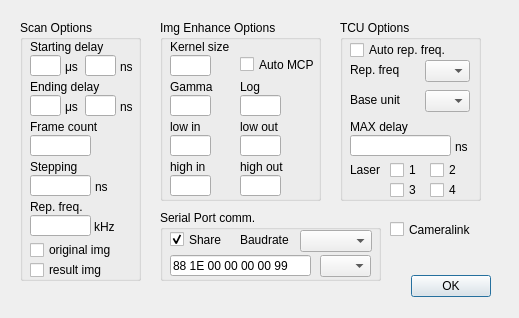
Qt form settings.ui (yilp7/img_proc_demo) before a commit.
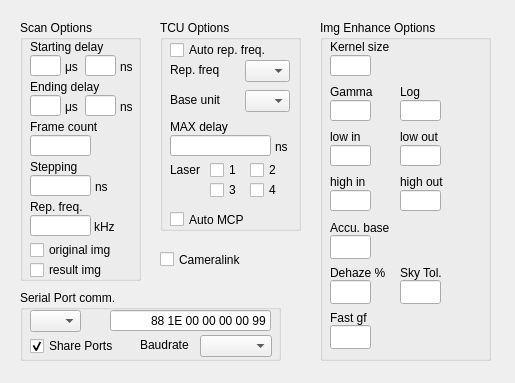
The same form after that commit.

Diff of the .ui file:
```diff
--- a/settings.ui
+++ b/settings.ui
@@ -6,35 +6,13 @@
    <rect>
     <x>0</x>
     <y>0</y>
-    <width>519</width>
-    <height>318</height>
+    <width>515</width>
+    <height>383</height>
    </rect>
   </property>
   <property name="windowTitle">
    <string>Dialog</string>
   </property>
-  <widget class="QDialogButtonBox" name="USER_BTN_GRP">
-   <property name="geometry">
-    <rect>
-     <x>410</x>
-     <y>270</y>
-     <width>81</width>
-     <height>32</height>
-    </rect>
-   </property>
-   <property name="sizePolicy">
-    <sizepolicy hsizetype="Fixed" vsizetype="Fixed">
-     <horstretch>0</horstretch>
-     <verstretch>0</verstretch>
-    </sizepolicy>
-   </property>
-   <property name="orientation">
-    <enum>Qt::Horizontal</enum>
-   </property>
-   <property name="standardButtons">
-    <set>QDialogButtonBox::Ok</set>
-   </property>
-  </widget>
   <widget class="QGroupBox" name="SCAN_GRP">
    <property name="geometry">
     <rect>
@@ -59,6 +37,9 @@
     <property name="text">
      <string/>
     </property>
+    <property name="alignment">
+     <set>Qt::AlignRight|Qt::AlignTrailing|Qt::AlignVCenter</set>
+    </property>
    </widget>
    <widget class="QLabel" name="START_LBL">
     <property name="geometry">
@@ -95,6 +76,9 @@
       <height>21</height>
      </rect>
     </property>
+    <property name="alignment">
+     <set>Qt::AlignRight|Qt::AlignTrailing|Qt::AlignVCenter</set>
+    </property>
    </widget>
    <widget class="QLabel" name="FRAME_LBL">
     <property name="geometry">
@@ -118,6 +102,9 @@
       <height>21</height>
      </rect>
     </property>
+    <property name="alignment">
+     <set>Qt::AlignRight|Qt::AlignTrailing|Qt::AlignVCenter</set>
+    </property>
    </widget>
    <widget class="QLabel" name="STEP_LBL">
     <property name="geometry">
@@ -141,6 +128,9 @@
       <height>21</height>
      </rect>
     </property>
+    <property name="alignment">
+     <set>Qt::AlignRight|Qt::AlignTrailing|Qt::AlignVCenter</set>
+    </property>
    </widget>
    <widget class="QLabel" name="UNIT_NS">
     <property name="geometry">
@@ -203,6 +193,9 @@
       <height>21</height>
      </rect>
     </property>
+    <property name="alignment">
+     <set>Qt::AlignRight|Qt::AlignTrailing|Qt::AlignVCenter</set>
+    </property>
    </widget>
    <widget class="QLabel" name="FREQ_LBL">
     <property name="geometry">
@@ -255,6 +248,9 @@
     <property name="text">
      <string/>
     </property>
+    <property name="alignment">
+     <set>Qt::AlignRight|Qt::AlignTrailing|Qt::AlignVCenter</set>
+    </property>
    </widget>
    <widget class="QLineEdit" name="END_POS_EDIT_U">
     <property name="geometry">
@@ -265,6 +261,9 @@
       <height>21</height>
      </rect>
     </property>
+    <property name="alignment">
+     <set>Qt::AlignRight|Qt::AlignTrailing|Qt::AlignVCenter</set>
+    </property>
    </widget>
    <widget class="QLabel" name="UNIT_US_2">
     <property name="geometry">
@@ -296,10 +295,10 @@
   <widget class="QGroupBox" name="ENHANCE_GROUP">
    <property name="geometry">
     <rect>
-     <x>160</x>
+     <x>320</x>
      <y>20</y>
-     <width>161</width>
-     <height>181</height>
+     <width>171</width>
+     <height>341</height>
     </rect>
    </property>
    <property name="title">
@@ -314,6 +313,9 @@
       <height>21</height>
      </rect>
     </property>
+    <property name="alignment">
+     <set>Qt::AlignRight|Qt::AlignTrailing|Qt::AlignVCenter</set>
+    </property>
    </widget>
    <widget class="QLabel" name="KERNEL_SIZE">
     <property name="geometry">
@@ -332,57 +334,72 @@
     <property name="geometry">
      <rect>
       <x>10</x>
-      <y>115</y>
+      <y>125</y>
       <width>41</width>
       <height>21</height>
      </rect>
     </property>
+    <property name="alignment">
+     <set>Qt::AlignRight|Qt::AlignTrailing|Qt::AlignVCenter</set>
+    </property>
    </widget>
    <widget class="QLineEdit" name="LOW_OUT_EDIT">
     <property name="geometry">
      <rect>
       <x>80</x>
-      <y>115</y>
+      <y>125</y>
       <width>41</width>
       <height>21</height>
      </rect>
     </property>
+    <property name="alignment">
+     <set>Qt::AlignRight|Qt::AlignTrailing|Qt::AlignVCenter</set>
+    </property>
    </widget>
    <widget class="QLineEdit" name="HIGH_IN_EDIT">
     <property name="geometry">
      <rect>
       <x>10</x>
-      <y>155</y>
+      <y>170</y>
       <width>41</width>
       <height>21</height>
      </rect>
     </property>
+    <property name="alignment">
+     <set>Qt::AlignRight|Qt::AlignTrailing|Qt::AlignVCenter</set>
+    </property>
    </widget>
    <widget class="QLineEdit" name="HIGH_OUT_EDIT">
     <property name="geometry">
      <rect>
       <x>80</x>
-      <y>155</y>
+      <y>170</y>
       <width>41</width>
       <height>21</height>
      </rect>
     </property>
+    <property name="alignment">
+     <set>Qt::AlignRight|Qt::AlignTrailing|Qt::AlignVCenter</set>
+    </property>
    </widget>
    <widget class="QLineEdit" name="GAMMA_EDIT">
     <property name="geometry">
      <rect>
       <x>10</x>
-      <y>75</y>
+      <y>80</y>
       <width>41</width>
       <height>21</height>
      </rect>
     </property>
+    <property name="alignment">
+     <set>Qt::AlignRight|Qt::AlignTrailing|Qt::AlignVCenter</set>
+    </property>
    </widget>
    <widget class="QLabel" name="LOW_IN">
     <property name="geometry">
      <rect>
       <x>10</x>
-      <y>100</y>
+      <y>110</y>
       <width>60</width>
       <height>13</height>
      </rect>
@@ -395,7 +412,7 @@
     <property name="geometry">
      <rect>
       <x>10</x>
-      <y>140</y>
+      <y>155</y>
       <width>60</width>
       <height>14</height>
      </rect>
@@ -408,7 +425,7 @@
     <property name="geometry">
      <rect>
       <x>80</x>
-      <y>100</y>
+      <y>110</y>
       <width>60</width>
       <height>14</height>
      </rect>
@@ -421,7 +438,7 @@
     <property name="geometry">
      <rect>
       <x>80</x>
-      <y>140</y>
+      <y>155</y>
       <width>60</width>
       <height>14</height>
      </rect>
@@ -434,7 +451,7 @@
     <property name="geometry">
      <rect>
       <x>10</x>
-      <y>60</y>
+      <y>65</y>
       <width>60</width>
       <height>14</height>
      </rect>
@@ -447,17 +464,20 @@
     <property name="geometry">
      <rect>
       <x>80</x>
-      <y>75</y>
+      <y>80</y>
       <width>41</width>
       <height>21</height>
      </rect>
     </property>
+    <property name="alignment">
+     <set>Qt::AlignRight|Qt::AlignTrailing|Qt::AlignVCenter</set>
+    </property>
    </widget>
    <widget class="QLabel" name="LOG">
     <property name="geometry">
      <rect>
       <x>80</x>
-      <y>60</y>
+      <y>65</y>
       <width>60</width>
       <height>14</height>
      </rect>
@@ -466,27 +486,209 @@
      <string>Log</string>
     </property>
    </widget>
-   <widget class="QCheckBox" name="AUTO_MCP_CHK">
+   <widget class="QLabel" name="ACCU_BASE">
     <property name="geometry">
      <rect>
-      <x>80</x>
-      <y>35</y>
+      <x>10</x>
+      <y>200</y>
       <width>81</width>
-      <height>19</height>
+      <height>16</height>
      </rect>
     </property>
     <property name="text">
-     <string>Auto MCP</string>
+     <string>Accu. base</string>
     </property>
    </widget>
+   <widget class="QLineEdit" name="ACCU_BASE_EDIT">
+    <property name="geometry">
+     <rect>
+      <x>10</x>
+      <y>215</y>
+      <width>41</width>
+      <height>24</height>
+     </rect>
+    </property>
+    <property name="alignment">
+     <set>Qt::AlignRight|Qt::AlignTrailing|Qt::AlignVCenter</set>
+    </property>
+   </widget>
+   <widget class="QLineEdit" name="DEHAZE_PCT_EDIT">
+    <property name="geometry">
+     <rect>
+      <x>10</x>
+      <y>260</y>
+      <width>41</width>
+      <height>24</height>
+     </rect>
+    </property>
+    <property name="alignment">
+     <set>Qt::AlignRight|Qt::AlignTrailing|Qt::AlignVCenter</set>
+    </property>
+   </widget>
+   <widget class="QLabel" name="DEHAZE_PCT">
+    <property name="geometry">
+     <rect>
+      <x>10</x>
+      <y>245</y>
+      <width>71</width>
+      <height>16</height>
+     </rect>
+    </property>
+    <property name="text">
+     <string>Dehaze %</string>
+    </property>
+   </widget>
+   <widget class="QLabel" name="SKY_TOLERANCE">
+    <property name="geometry">
+     <rect>
+      <x>80</x>
+      <y>245</y>
+      <width>61</width>
+      <height>16</height>
+     </rect>
+    </property>
+    <property name="text">
+     <string>Sky Tol.</string>
+    </property>
+   </widget>
+   <widget class="QLineEdit" name="SKY_TOLERANCE_EDIT">
+    <property name="geometry">
+     <rect>
+      <x>80</x>
+      <y>260</y>
+      <width>41</width>
+      <height>24</height>
+     </rect>
+    </property>
+    <property name="alignment">
+     <set>Qt::AlignRight|Qt::AlignTrailing|Qt::AlignVCenter</set>
+    </property>
+   </widget>
+   <widget class="QLineEdit" name="FAST_GF_EDIT">
+    <property name="geometry">
+     <rect>
+      <x>10</x>
+      <y>305</y>
+      <width>41</width>
+      <height>24</height>
+     </rect>
+    </property>
+    <property name="alignment">
+     <set>Qt::AlignRight|Qt::AlignTrailing|Qt::AlignVCenter</set>
+    </property>
+   </widget>
+   <widget class="QLabel" name="FAST_GF">
+    <property name="geometry">
+     <rect>
+      <x>10</x>
+      <y>290</y>
+      <width>61</width>
+      <height>16</height>
+     </rect>
+    </property>
+    <property name="text">
+     <string>Fast gf</string>
+    </property>
+   </widget>
+  </widget>
+  <widget class="QGroupBox" name="SERIAL_COMM_GRP">
+   <property name="geometry">
+    <rect>
+     <x>20</x>
+     <y>290</y>
+     <width>261</width>
+     <height>71</height>
+    </rect>
+   </property>
+   <property name="title">
+    <string>Serial Port comm.</string>
+   </property>
+   <widget class="QComboBox" name="COM_LIST">
+    <property name="geometry">
+     <rect>
+      <x>10</x>
+      <y>20</y>
+      <width>51</width>
+      <height>22</height>
+     </rect>
+    </property>
+   </widget>
+   <widget class="QCheckBox" name="SHARE_CHK">
+    <property name="geometry">
+     <rect>
+      <x>10</x>
+      <y>45</y>
+      <width>101</width>
+      <height>22</height>
+     </rect>
+    </property>
+    <property name="text">
+     <string>Share Ports</string>
+    </property>
+    <property name="checked">
+     <bool>true</bool>
+    </property>
+   </widget>
+   <widget class="QComboBox" name="BAUDRATE_LIST">
+    <property name="geometry">
+     <rect>
+      <x>180</x>
+      <y>45</y>
+      <width>72</width>
+      <height>22</height>
+     </rect>
+    </property>
+   </widget>
+   <widget class="QLabel" name="BAUDRATE">
+    <property name="geometry">
+     <rect>
+      <x>120</x>
+      <y>47</y>
+      <width>61</width>
+      <height>16</height>
+     </rect>
+    </property>
+    <property name="text">
+     <string>Baudrate</string>
+    </property>
+   </widget>
+   <widget class="QLineEdit" name="COM_DATA_EDT">
+    <property name="geometry">
+     <rect>
+      <x>90</x>
+      <y>20</y>
+      <width>161</width>
+      <height>21</height>
+     </rect>
+    </property>
+    <property name="text">
+     <string>88 1E 00 00 00 00 99</string>
+    </property>
+    <property name="alignment">
+     <set>Qt::AlignRight|Qt::AlignTrailing|Qt::AlignVCenter</set>
+    </property>
+   </widget>
+  </widget>
+  <widget class="QCheckBox" name="CAMERALINK_CHK">
+   <property name="geometry">
+    <rect>
+     <x>160</x>
+     <y>250</y>
+     <width>91</width>
+     <height>19</height>
+    </rect>
+   </property>
+   <property name="text">
+    <string>Cameralink</string>
+   </property>
   </widget>
   <widget class="QGroupBox" name="TCU_GRP">
    <property name="geometry">
     <rect>
-     <x>340</x>
+     <x>160</x>
      <y>20</y>
      <width>141</width>
-     <height>181</height>
+     <height>211</height>
     </rect>
    </property>
    <property name="title">
@@ -514,6 +716,9 @@
       <height>21</height>
      </rect>
     </property>
+    <property name="alignment">
+     <set>Qt::AlignRight|Qt::AlignTrailing|Qt::AlignVCenter</set>
+    </property>
    </widget>
    <widget class="QLabel" name="MAX_DIST">
     <property name="geometry">
@@ -652,94 +857,19 @@
      <string>Laser</string>
     </property>
    </widget>
-  </widget>
-  <widget class="QGroupBox" name="SERIAL_COMM_GRP">
-   <property name="geometry">
-    <rect>
-     <x>160</x>
-     <y>210</y>
-     <width>221</width>
-     <height>71</height>
-    </rect>
-   </property>
-   <property name="title">
-    <string>Serial Port comm.</string>
-   </property>
-   <widget class="QLineEdit" name="COM_DATA_EDT">
+   <widget class="QCheckBox" name="AUTO_MCP_CHK">
     <property name="geometry">
      <rect>
       <x>10</x>
-      <y>45</y>
-      <width>141</width>
-      <height>21</height>
-     </rect>
-    </property>
-    <property name="text">
-     <string>88 1E 00 00 00 00 99</string>
-    </property>
-   </widget>
-   <widget class="QComboBox" name="COM_LIST">
-    <property name="geometry">
-     <rect>
-      <x>160</x>
-      <y>45</y>
-      <width>51</width>
-      <height>22</height>
-     </rect>
-    </property>
-   </widget>
-   <widget class="QCheckBox" name="SHARE_CHK">
-    <property name="geometry">
-     <rect>
-      <x>10</x>
-      <y>20</y>
-      <width>61</width>
+      <y>190</y>
+      <width>81</width>
       <height>19</height>
      </rect>
     </property>
     <property name="text">
-     <string>Share</string>
+     <string>Auto MCP</string>
     </property>
-    <property name="checked">
-     <bool>true</bool>
-    </property>
    </widget>
-   <widget class="QComboBox" name="BAUDRATE_LIST">
-    <property name="geometry">
-     <rect>
-      <x>140</x>
-      <y>20</y>
-      <width>72</width>
-      <height>22</height>
-     </rect>
-    </property>
-   </widget>
-   <widget class="QLabel" name="BAUDRATE">
-    <property name="geometry">
-     <rect>
-      <x>80</x>
-      <y>22</y>
-      <width>61</width>
-      <height>16</height>
-     </rect>
-    </property>
-    <property name="text">
-     <string>Baudrate</string>
-    </property>
-   </widget>
-  </widget>
-  <widget class="QCheckBox" name="CAMERALINK_CHK">
-   <property name="geometry">
-    <rect>
-     <x>390</x>
-     <y>220</y>
-     <width>91</width>
-     <height>19</height>
-    </rect>
-   </property>
-   <property name="text">
-    <string>Cameralink</string>
-   </property>
   </widget>
  </widget>
  <resources/>
```
Left out of the diff: 35 changed lines with no effect on the pictures.
